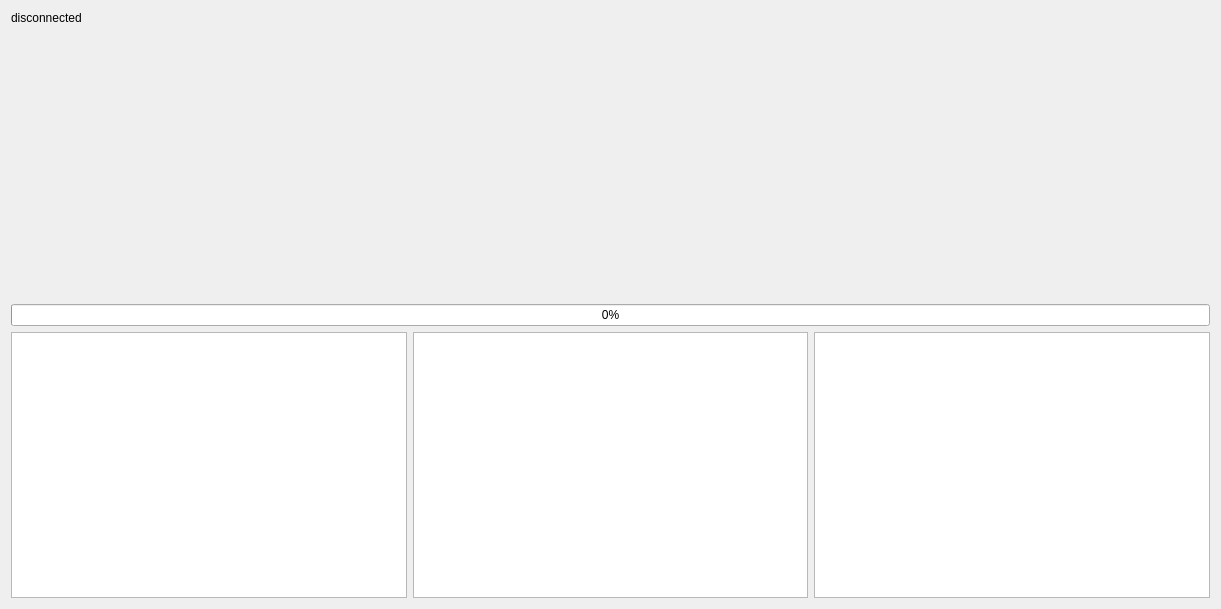
Qt form Tools/ResourceEditor/DataQt/MemProfWidget.ui (xaoctech/dava.engine) before a commit.
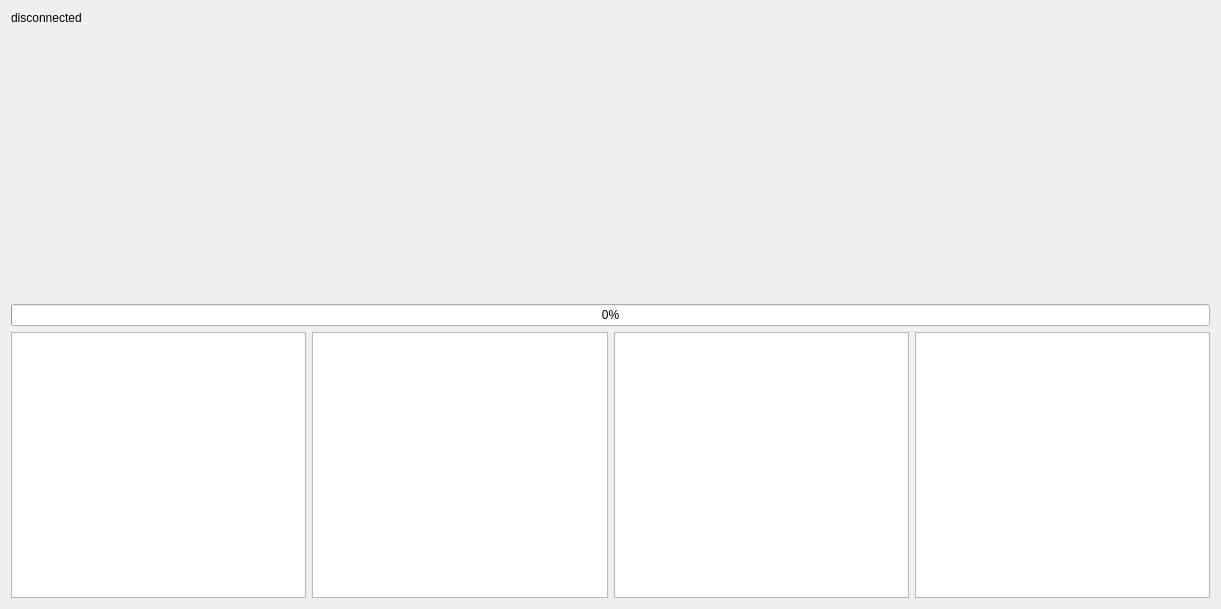
The same form after that commit. Custom widgets are drawn as their Qt base class.

Commit message: DF-6126 added dump list UI

The edit to the form file:
```diff
--- a/Tools/ResourceEditor/DataQt/MemProfWidget.ui
+++ b/Tools/ResourceEditor/DataQt/MemProfWidget.ui
@@ -75,6 +75,9 @@
          </property>
         </widget>
        </item>
+       <item>
+        <widget class="QListView" name="dumpBriefList"/>
+       </item>
       </layout>
      </item>
     </layout>
```
The commit also changes 7 other files.
